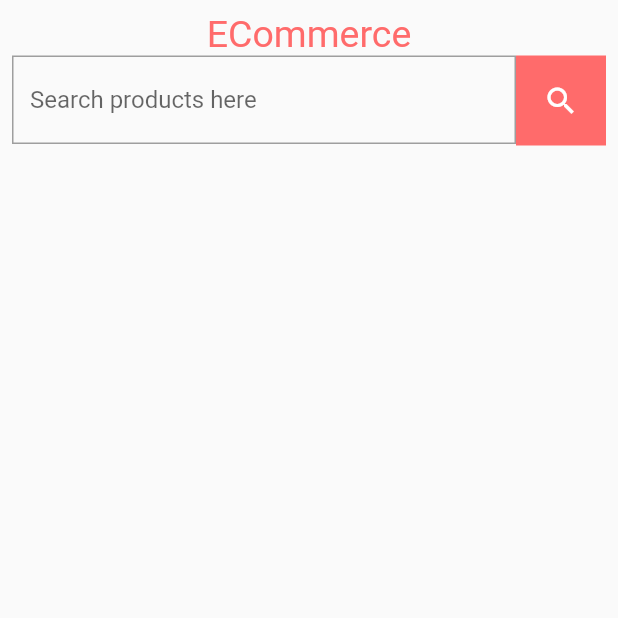
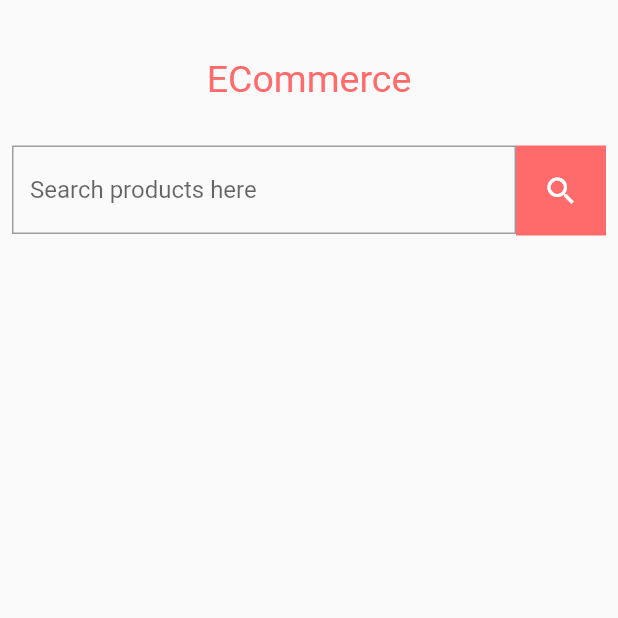
Before and after one commit to najmulmyself/simple-ecommerce, a Flutter app: the Home screen opened directly, on a phone screen of 412 x 824 dp, the top half of it. Run offline on Flutter 3.47's test engine with Material 2 defaults, Android fonts, the phone set to English and light mode, and no system bars; our stand-ins replace cloud_firestore, firebase_auth, firebase_core, flutter_screenutil, fluttertoast; accounts and stored records are empty.

```diff
--- a/lib/screens/bottom_nav_pages/home.dart
+++ b/lib/screens/bottom_nav_pages/home.dart
@@ -1,3 +1,4 @@
+import 'package:cloud_firestore/cloud_firestore.dart';
 import 'package:flutter/material.dart';
 import 'package:simple_commerce/const/appColors.dart';
 
@@ -10,6 +11,22 @@ class Home extends StatefulWidget {
 
 class _HomeState extends State<Home> {
   TextEditingController searchController = TextEditingController();
+  FirebaseFirestore firestoreInstance = FirebaseFirestore.instance;
+  List<String> _carouselImages = [];
+
+  fetchCarouselImage() async {
+    QuerySnapshot qn =
+        await firestoreInstance.collection("carousel-slider").get();
+    setState(() {
+      for (int i = 0; i < qn.docs.length; i++) {
+        _carouselImages.add(
+          qn.docs[i]["img-path"],
+        );
+        print(qn.docs[i]["img-path"]);
+      }
+    });
+  }
+
   @override
   Widget build(BuildContext context) {
     return Scaffold(
@@ -18,6 +35,9 @@ class _HomeState extends State<Home> {
           padding: const EdgeInsets.all(8.0),
           child: Column(
             children: [
+              const SizedBox(
+                height: 30,
+              ),
               const Center(
                 child: Text(
                   "ECommerce",
@@ -26,6 +46,9 @@ class _HomeState extends State<Home> {
                     fontSize: 25,
                   ),
                 ),
+              ),
+              const SizedBox(
+                height: 30,
               ),
               Row(
                 children: [
@@ -40,7 +63,7 @@ class _HomeState extends State<Home> {
                           fillColor: Colors.white,
                           focusedBorder: OutlineInputBorder(
                             borderSide: BorderSide(
-                              color: Colors.blue,
+                              color: AppColors.deepOrange,
                             ),
                             borderRadius: BorderRadius.all(
                               Radius.circular(0),
@@ -56,7 +79,19 @@ class _HomeState extends State<Home> {
                       ),
                     ),
                   ),
-                  Container(
+                  GestureDetector(
+                    onTap: () {
+                      fetchCarouselImage();
+                      // FirebaseFirestore.instance
+                      //     .collection("carousel-slider")
+                      //     .get()
+                      //     .then((qn) {
+                      //   qn.docs.forEach((doc) {
+                      //     print(doc['img-path']);
+                      //   });
+                      // });
+                    },
+                    child: Container(
                       height: 60,
                       width: 60,
                       decoration: const BoxDecoration(
@@ -65,6 +100,7 @@ class _HomeState extends State<Home> {
                       child: const Icon(
                         Icons.search_sharp,
                         color: Colors.white,
+                      ),
                     ),
                   ),
                 ],
```
Lines whose indentation alone changed are shown as unchanged.
